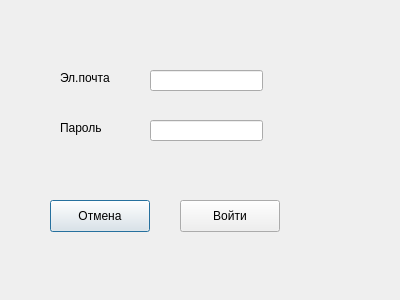
Qt form Qt_Database/loginform.ui (Cleverfox5/GoogleCalendar) before a commit.
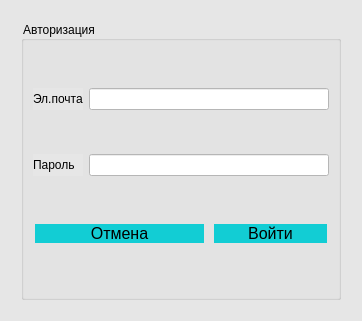
The same form after that commit.

The edit to the form file:
```diff
--- a/Qt_Database/loginform.ui
+++ b/Qt_Database/loginform.ui
@@ -6,85 +6,185 @@
    <rect>
     <x>0</x>
     <y>0</y>
-    <width>400</width>
-    <height>300</height>
+    <width>362</width>
+    <height>321</height>
    </rect>
   </property>
   <property name="windowTitle">
    <string>Dialog</string>
   </property>
-  <widget class="QLineEdit" name="loginLineEdit">
-   <property name="geometry">
-    <rect>
-     <x>150</x>
-     <y>70</y>
-     <width>113</width>
-     <height>21</height>
-    </rect>
-   </property>
-  </widget>
-  <widget class="QLineEdit" name="passwordLineEdit">
-   <property name="geometry">
-    <rect>
-     <x>150</x>
-     <y>120</y>
-     <width>113</width>
-     <height>21</height>
-    </rect>
-   </property>
-  </widget>
-  <widget class="QLabel" name="label">
-   <property name="geometry">
-    <rect>
-     <x>60</x>
-     <y>70</y>
-     <width>58</width>
-     <height>16</height>
-    </rect>
-   </property>
-   <property name="text">
-    <string>Эл.почта</string>
-   </property>
-  </widget>
-  <widget class="QLabel" name="label_2">
-   <property name="geometry">
-    <rect>
-     <x>60</x>
-     <y>120</y>
-     <width>58</width>
-     <height>16</height>
-    </rect>
-   </property>
-   <property name="text">
-    <string>Пароль</string>
-   </property>
-  </widget>
-  <widget class="QPushButton" name="cancelButton">
-   <property name="geometry">
-    <rect>
-     <x>50</x>
-     <y>200</y>
-     <width>100</width>
-     <height>32</height>
-    </rect>
-   </property>
-   <property name="text">
-    <string>Отмена</string>
-   </property>
-  </widget>
-  <widget class="QPushButton" name="loginButton">
-   <property name="geometry">
-    <rect>
-     <x>180</x>
-     <y>200</y>
-     <width>100</width>
-     <height>32</height>
-    </rect>
-   </property>
-   <property name="text">
-    <string>Войти</string>
-   </property>
-  </widget>
+  <property name="styleSheet">
+   <string notr="true">background: #E6E6E6;</string>
+  </property>
+  <layout class="QGridLayout" name="gridLayout_2">
+   <item row="0" column="1">
+    <spacer name="verticalSpacer">
+     <property name="orientation">
+      <enum>Qt::Vertical</enum>
+     </property>
+     <property name="sizeType">
+      <enum>QSizePolicy::Fixed</enum>
+     </property>
+     <property name="sizeHint" stdset="0">
+      <size>
+       <width>20</width>
+       <height>10</height>
+      </size>
+     </property>
+    </spacer>
+   </item>
+   <item row="1" column="0">
+    <spacer name="horizontalSpacer">
+     <property name="orientation">
+      <enum>Qt::Horizontal</enum>
+     </property>
+     <property name="sizeType">
+      <enum>QSizePolicy::Fixed</enum>
+     </property>
+     <property name="sizeHint" stdset="0">
+      <size>
+       <width>10</width>
+       <height>10</height>
+      </size>
+     </property>
+    </spacer>
+   </item>
+   <item row="1" column="1">
+    <widget class="QGroupBox" name="groupBox">
+     <property name="title">
+      <string>Авторизация</string>
+     </property>
+     <layout class="QGridLayout" name="gridLayout">
+      <item row="0" column="0">
+       <widget class="QLabel" name="label">
+        <property name="maximumSize">
+         <size>
+          <width>50</width>
+          <height>12412421</height>
+         </size>
+        </property>
+        <property name="text">
+         <string>Эл.почта</string>
+        </property>
+       </widget>
+      </item>
+      <item row="2" column="0" colspan="2">
+       <widget class="QPushButton" name="cancelButton">
+        <property name="styleSheet">
+         <string notr="true">QPushButton {
+	border-radius: 10px;
+	background-color: #12CDD4;
+	font-size: 18px;
+border: none;
+    text-align: center;
+    text-decoration: none;
+    font-size: 16px;
+    margin: 4px 2px;
+}
+QPushButton:hover { 
+	background-color: qlineargradient(x1: 0, y1: 0, x2: 0, y2: 1, stop: 0 #12CDD4, stop: 1 #a1e1e3 );
+	border: 2px solid black;
+}
+QPushButton:pressed {
+	background-color: qlineargradient(x1: 0, y1: 0, x2: 0, y2: 1, stop: 0 #a1e1e3, stop: 1 #12CDD4);
+	border: 2px solid black;
+}</string>
+        </property>
+        <property name="text">
+         <string>Отмена</string>
+        </property>
+       </widget>
+      </item>
+      <item row="1" column="0">
+       <widget class="QLabel" name="label_2">
+        <property name="maximumSize">
+         <size>
+          <width>50</width>
+          <height>16777215</height>
+         </size>
+        </property>
+        <property name="text">
+         <string>Пароль</string>
+        </property>
+       </widget>
+      </item>
+      <item row="0" column="1" colspan="2">
+       <widget class="QLineEdit" name="loginLineEdit">
+        <property name="styleSheet">
+         <string notr="true">background-color: white;</string>
+        </property>
+       </widget>
+      </item>
+      <item row="1" column="1" colspan="2">
+       <widget class="QLineEdit" name="passwordLineEdit">
+        <property name="styleSheet">
+         <string notr="true">background-color: white;</string>
+        </property>
+       </widget>
+      </item>
+      <item row="2" column="2">
+       <widget class="QPushButton" name="loginButton">
+        <property name="styleSheet">
+         <string notr="true">QPushButton {
+	border-radius: 10px;
+	background-color: #12CDD4;
+	font-size: 18px;
+border: none;
+    text-align: center;
+    text-decoration: none;
+    font-size: 16px;
+    margin: 4px 2px;
+}
+QPushButton:hover { 
+	background-color: qlineargradient(x1: 0, y1: 0, x2: 0, y2: 1, stop: 0 #12CDD4, stop: 1 #a1e1e3 );
+	border: 2px solid black;
+}
+QPushButton:pressed {
+	background-color: qlineargradient(x1: 0, y1: 0, x2: 0, y2: 1, stop: 0 #a1e1e3, stop: 1 #12CDD4);
+	border: 2px solid black;
+}</string>
+        </property>
+        <property name="text">
+         <string>Войти</string>
+        </property>
+       </widget>
+      </item>
+     </layout>
+    </widget>
+   </item>
+   <item row="1" column="2">
+    <spacer name="horizontalSpacer_2">
+     <property name="orientation">
+      <enum>Qt::Horizontal</enum>
+     </property>
+     <property name="sizeType">
+      <enum>QSizePolicy::Fixed</enum>
+     </property>
+     <property name="sizeHint" stdset="0">
+      <size>
+       <width>10</width>
+       <height>20</height>
+      </size>
+     </property>
+    </spacer>
+   </item>
+   <item row="2" column="1">
+    <spacer name="verticalSpacer_2">
+     <property name="orientation">
+      <enum>Qt::Vertical</enum>
+     </property>
+     <property name="sizeType">
+      <enum>QSizePolicy::Fixed</enum>
+     </property>
+     <property name="sizeHint" stdset="0">
+      <size>
+       <width>20</width>
+       <height>10</height>
+      </size>
+     </property>
+    </spacer>
+   </item>
+  </layout>
  </widget>
  <resources/>
  <connections/>
```
